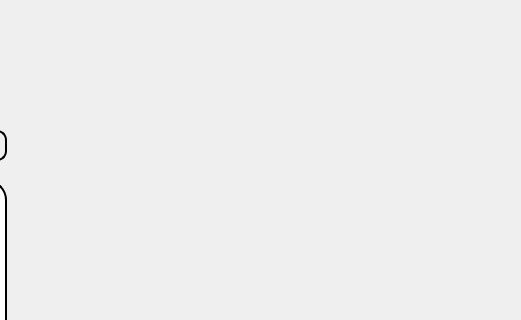
Old version of the form SandboxForTesting/Whoosh/gui.ui in the repository ChristianP01/Gamenter; both pictures show x 604 to 1125 and y 0 to 320 of the 1125 by 892 pixel window.
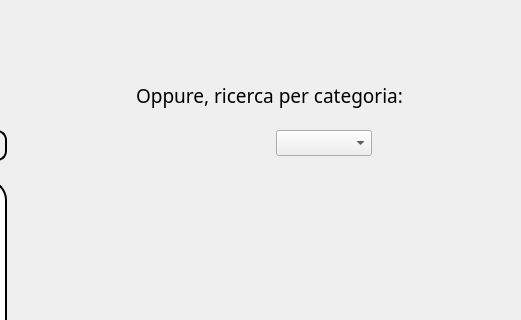
New version of the form. Icons and pictures are not drawn.

Diff of the .ui file:
```diff
--- a/SandboxForTesting/Whoosh/gui.ui
+++ b/SandboxForTesting/Whoosh/gui.ui
@@ -125,6 +125,35 @@
      </size>
     </property>
    </widget>
+   <widget class="QComboBox" name="genreList">
+    <property name="geometry">
+     <rect>
+      <x>880</x>
+      <y>130</y>
+      <width>96</width>
+      <height>26</height>
+     </rect>
+    </property>
+   </widget>
+   <widget class="QLabel" name="label_2">
+    <property name="geometry">
+     <rect>
+      <x>740</x>
+      <y>80</y>
+      <width>361</width>
+      <height>31</height>
+     </rect>
+    </property>
+    <property name="font">
+     <font>
+      <family>AvantGarde LT Medium</family>
+      <pointsize>14</pointsize>
+     </font>
+    </property>
+    <property name="text">
+     <string>Oppure, ricerca per categoria:</string>
+    </property>
+   </widget>
   </widget>
   <widget class="QMenuBar" name="menubar">
    <property name="geometry">
```
